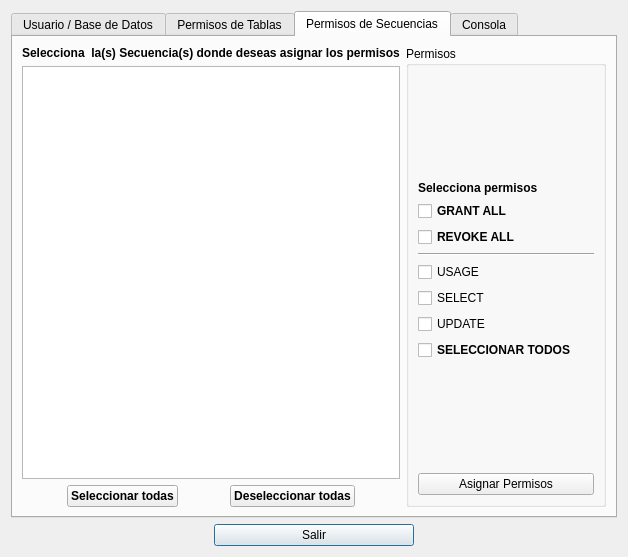
First picture: the form in bulmages/bulmasetup/modificarusuariobase.ui, repository eboladev/Bulmages-1, before the edit.
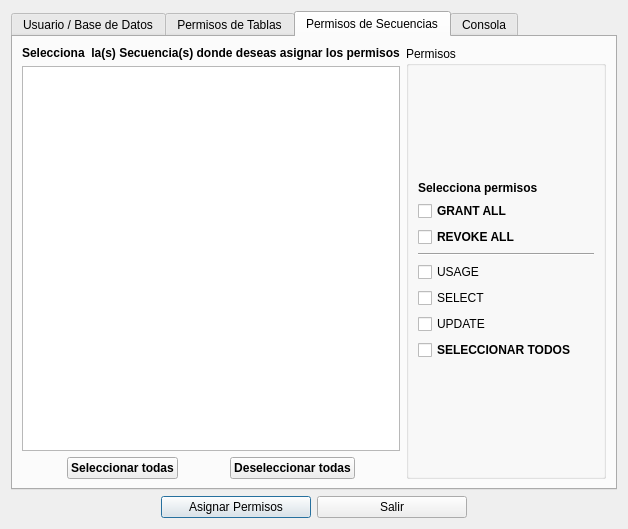
Second picture: the form after the edit. The open tabs and pages were chosen to show the change. Icons and pictures are not drawn.

Commit message: unifico los botones de aplicar cambios, para las tablas y las secuencias, y arreglo un pequqño error en la barra de progreso.

```diff
--- a/bulmages/bulmasetup/modificarusuariobase.ui
+++ b/bulmages/bulmasetup/modificarusuariobase.ui
@@ -33,11 +33,28 @@
        </property>
       </spacer>
      </item>
+     <item>
+      <widget class="QPushButton" name="mui_guardar">
+       <property name="minimumSize">
+        <size>
+         <width>150</width>
+         <height>0</height>
+        </size>
+       </property>
+       <property name="text">
+        <string>Asignar Permisos</string>
+       </property>
+       <property name="icon">
+        <iconset resource="resources.qrc">
+         <normaloff>:/images/bulmasetup_aceptar.xpm</normaloff>:/images/bulmasetup_aceptar.xpm</iconset>
+       </property>
+      </widget>
+     </item>
      <item>
       <widget class="QPushButton" name="mui_salir">
        <property name="minimumSize">
         <size>
-         <width>200</width>
+         <width>150</width>
          <height>0</height>
         </size>
        </property>
@@ -290,17 +307,6 @@
             </property>
            </spacer>
           </item>
-          <item row="19" column="0">
-           <widget class="QPushButton" name="mui_guardar">
-            <property name="text">
-             <string>Asignar Permisos</string>
-            </property>
-            <property name="icon">
-             <iconset resource="resources.qrc">
-              <normaloff>:/images/bulmasetup_aceptar.xpm</normaloff>:/images/bulmasetup_aceptar.xpm</iconset>
-            </property>
-           </widget>
-          </item>
           <item row="8" column="0">
            <widget class="QCheckBox" name="checkBox_all">
             <property name="font">
@@ -531,17 +537,6 @@
             </property>
            </spacer>
           </item>
-          <item row="11" column="0">
-           <widget class="QPushButton" name="mui_guardar_seq">
-            <property name="text">
-             <string>Asignar Permisos</string>
-            </property>
-            <property name="icon">
-             <iconset resource="resources.qrc">
-              <normaloff>:/images/bulmasetup_aceptar.xpm</normaloff>:/images/bulmasetup_aceptar.xpm</iconset>
-            </property>
-           </widget>
-          </item>
           <item row="3" column="0">
            <widget class="QCheckBox" name="checkBox_revoke_2">
             <property name="font">
```
The commit also changes 2 other files.
